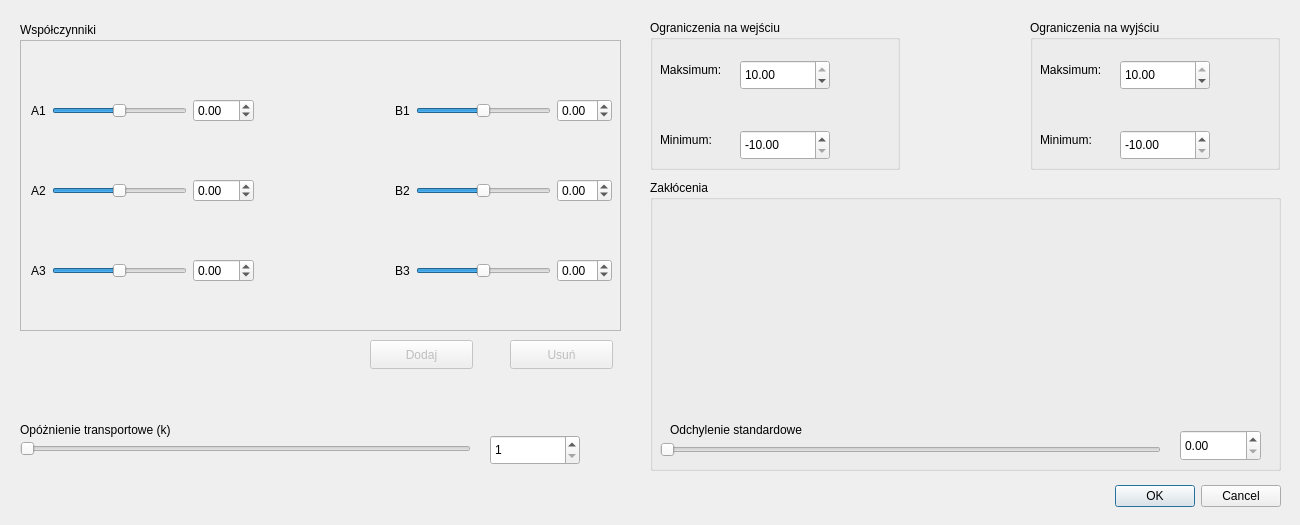
Before: the Qt Designer form dialogarx.ui in KamilWarczekIP/PK-Symulator_UAR, drawn with Qt 5.
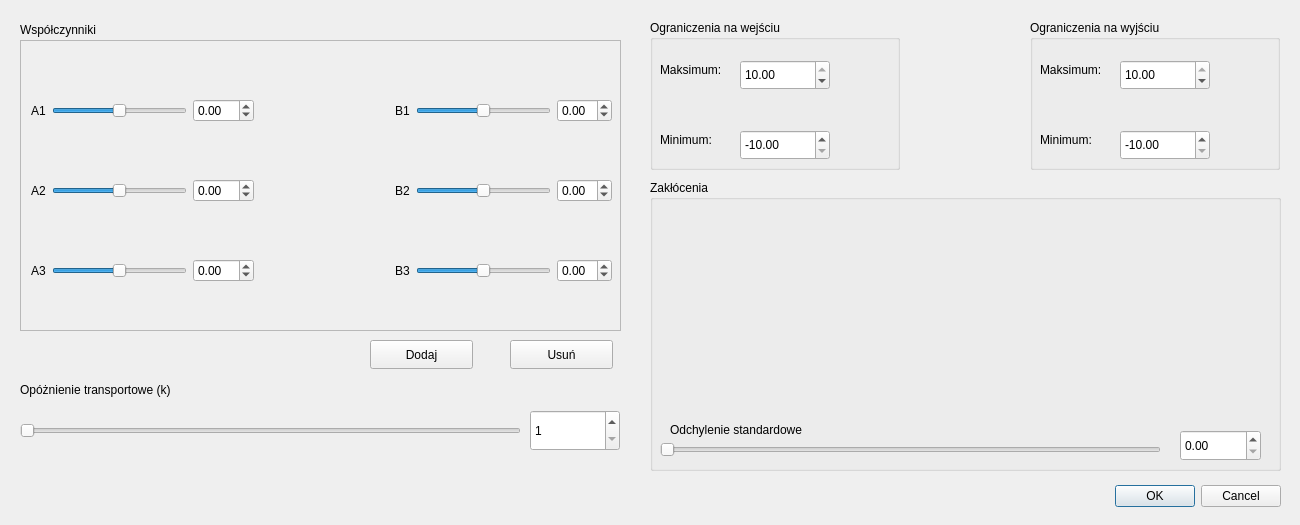
After: the same form once the commit is applied. Icons and pictures are not drawn.

Commit message: dialogarx robi robote

The edit to the form file:
```diff
--- a/dialogarx.ui
+++ b/dialogarx.ui
@@ -10,6 +10,24 @@
     <height>525</height>
    </rect>
   </property>
+  <property name="sizePolicy">
+   <sizepolicy hsizetype="Fixed" vsizetype="Fixed">
+    <horstretch>0</horstretch>
+    <verstretch>0</verstretch>
+   </sizepolicy>
+  </property>
+  <property name="minimumSize">
+   <size>
+    <width>1300</width>
+    <height>525</height>
+   </size>
+  </property>
+  <property name="maximumSize">
+   <size>
+    <width>1300</width>
+    <height>525</height>
+   </size>
+  </property>
   <property name="windowTitle">
    <string>Parametry ARX</string>
   </property>
@@ -336,7 +354,7 @@
   </widget>
   <widget class="QPushButton" name="dodaj_wspolczynnik">
    <property name="enabled">
-    <bool>false</bool>
+    <bool>true</bool>
    </property>
    <property name="geometry">
     <rect>
@@ -355,7 +373,7 @@
   </widget>
   <widget class="QPushButton" name="usun_wspolczynnik">
    <property name="enabled">
-    <bool>false</bool>
+    <bool>true</bool>
    </property>
    <property name="geometry">
     <rect>
@@ -385,7 +403,7 @@
    <property name="geometry">
     <rect>
      <x>20</x>
-     <y>420</y>
+     <y>380</y>
      <width>211</width>
      <height>20</height>
     </rect>
@@ -398,9 +416,9 @@
    <property name="geometry">
     <rect>
      <x>20</x>
-     <y>440</y>
-     <width>451</width>
-     <height>18</height>
+     <y>420</y>
+     <width>501</width>
+     <height>21</height>
     </rect>
    </property>
    <property name="maximum">
@@ -413,10 +431,10 @@
   <widget class="QSpinBox" name="opoznienie_wartosc">
    <property name="geometry">
     <rect>
-     <x>490</x>
-     <y>435</y>
+     <x>530</x>
+     <y>410</y>
      <width>90</width>
-     <height>30</height>
+     <height>41</height>
     </rect>
    </property>
    <property name="minimum">
```
The commit also changes 8 other files.
